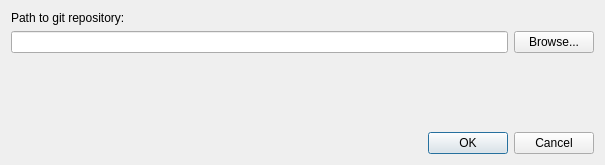
Above: src/editrepodialog.ui from JakobR/git-monitor before the change. Below: the same form after it.
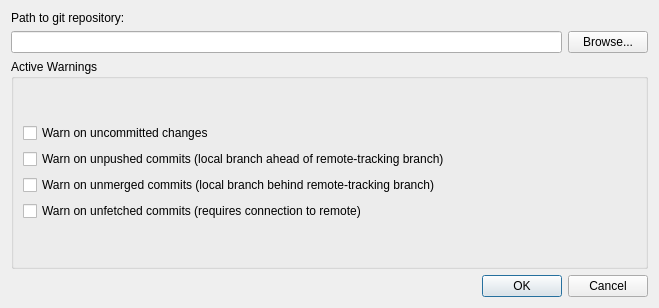
That is the form after the change.

Patch:
```diff
--- a/src/editrepodialog.ui
+++ b/src/editrepodialog.ui
@@ -6,8 +6,8 @@
    <rect>
     <x>0</x>
     <y>0</y>
-    <width>605</width>
-    <height>165</height>
+    <width>659</width>
+    <height>308</height>
    </rect>
   </property>
   <property name="sizePolicy">
@@ -42,17 +42,51 @@
     </layout>
    </item>
    <item>
-    <spacer name="verticalSpacer">
-     <property name="orientation">
-      <enum>Qt::Orientation::Vertical</enum>
+    <widget class="QGroupBox" name="warningsGroupBox">
+     <property name="sizePolicy">
+      <sizepolicy hsizetype="Preferred" vsizetype="Expanding">
+       <horstretch>0</horstretch>
+       <verstretch>0</verstretch>
+      </sizepolicy>
      </property>
-     <property name="sizeHint" stdset="0">
-      <size>
-       <width>20</width>
-       <height>40</height>
-      </size>
+     <property name="title">
+      <string>Active Warnings</string>
      </property>
-    </spacer>
+     <layout class="QVBoxLayout" name="verticalLayout_3">
+      <item>
+       <layout class="QVBoxLayout" name="verticalLayout_2">
+        <item>
+         <widget class="QCheckBox" name="warnOnUncommittedCheckBox">
+          <property name="text">
+           <string>Warn on uncommitted changes</string>
+          </property>
+         </widget>
+        </item>
+        <item>
+         <widget class="QCheckBox" name="warnOnUnpushedCheckBox">
+          <property name="text">
+           <string>Warn on unpushed commits (local branch ahead of remote-tracking branch)</string>
+          </property>
+         </widget>
+        </item>
+        <item>
+         <widget class="QCheckBox" name="warnOnUnmergedCheckBox">
+          <property name="text">
+           <string>Warn on unmerged commits (local branch behind remote-tracking branch)</string>
+          </property>
+         </widget>
+        </item>
+        <item>
+         <widget class="QCheckBox" name="warnOnUnfetchedCheckBox">
+          <property name="text">
+           <string>Warn on unfetched commits (requires connection to remote)</string>
+          </property>
+         </widget>
+        </item>
+       </layout>
+      </item>
+     </layout>
+    </widget>
    </item>
    <item>
     <widget class="QDialogButtonBox" name="buttonBox">
```
Left out of the diff: 2 changed lines with no effect on the pictures.
